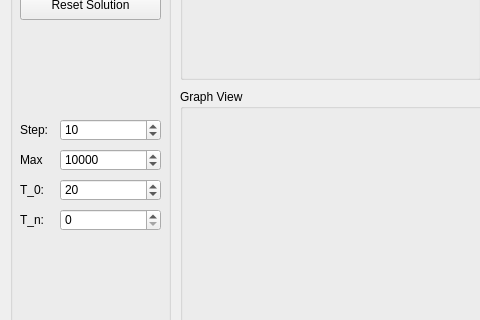
Above: mainWindow.ui from h3nnn4n/tsp_simmulated_annealing.py before the change; both pictures show x 0 to 480 and y 180 to 500 of the 800 by 600 pixel window. Below: the same form after it.
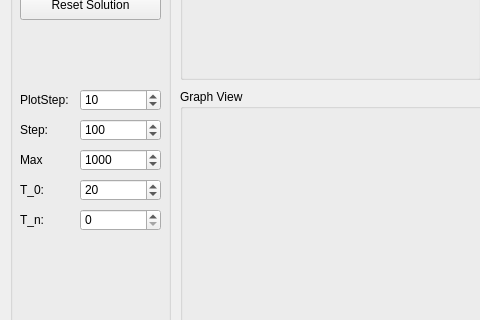
That is the form after the change.

```diff
--- a/mainWindow.ui
+++ b/mainWindow.ui
@@ -68,9 +68,9 @@
     <widget class="QSpinBox" name="step_size">
      <property name="geometry">
       <rect>
-       <x>50</x>
+       <x>70</x>
        <y>270</y>
-       <width>101</width>
+       <width>81</width>
        <height>22</height>
       </rect>
      </property>
@@ -78,7 +78,7 @@
       <number>10000000</number>
      </property>
      <property name="value">
-      <number>10</number>
+      <number>100</number>
      </property>
     </widget>
     <widget class="QLabel" name="label">
@@ -110,9 +110,9 @@
     <widget class="QSpinBox" name="step_max">
      <property name="geometry">
       <rect>
-       <x>50</x>
+       <x>70</x>
        <y>300</y>
-       <width>101</width>
+       <width>81</width>
        <height>22</height>
       </rect>
      </property>
@@ -120,7 +120,7 @@
       <number>10000000</number>
      </property>
      <property name="value">
-      <number>10000</number>
+      <number>1000</number>
      </property>
     </widget>
     <widget class="QLabel" name="label_2">
@@ -139,9 +139,9 @@
     <widget class="QSpinBox" name="tn">
      <property name="geometry">
       <rect>
-       <x>50</x>
+       <x>70</x>
        <y>360</y>
-       <width>101</width>
+       <width>81</width>
        <height>22</height>
       </rect>
      </property>
@@ -168,9 +168,9 @@
     <widget class="QSpinBox" name="t0">
      <property name="geometry">
       <rect>
-       <x>50</x>
+       <x>70</x>
        <y>330</y>
-       <width>101</width>
+       <width>81</width>
        <height>22</height>
       </rect>
      </property>
@@ -194,6 +194,35 @@
       <string>Max</string>
      </property>
     </widget>
+    <widget class="QSpinBox" name="step_plot">
+     <property name="geometry">
+      <rect>
+       <x>70</x>
+       <y>240</y>
+       <width>81</width>
+       <height>22</height>
+      </rect>
+     </property>
+     <property name="maximum">
+      <number>10000000</number>
+     </property>
+     <property name="value">
+      <number>10</number>
+     </property>
+    </widget>
+    <widget class="QLabel" name="label_5">
+     <property name="geometry">
+      <rect>
+       <x>10</x>
+       <y>240</y>
+       <width>51</width>
+       <height>21</height>
+      </rect>
+     </property>
+     <property name="text">
+      <string>PlotStep:</string>
+     </property>
+    </widget>
    </widget>
    <widget class="QGroupBox" name="groupBox_2">
     <property name="geometry">
```
